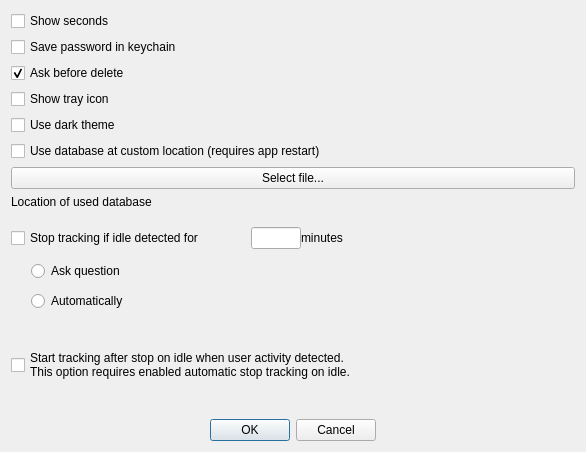
This is client/preferencesdlg.ui in dmytrobogovych/noo as Qt 5 draws it before an edit. The edited form follows.
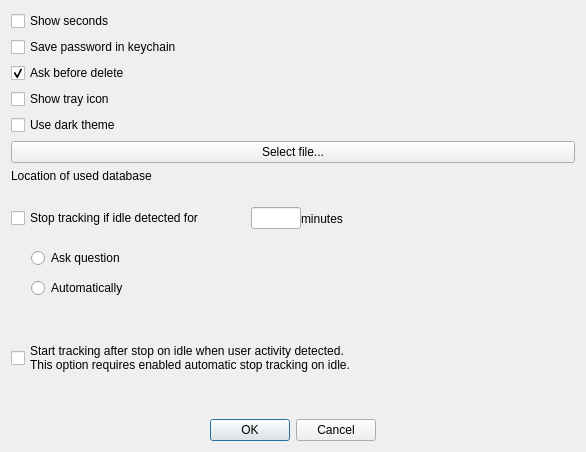
This is the edited form.

Diff of the .ui file:
```diff
--- a/client/preferencesdlg.ui
+++ b/client/preferencesdlg.ui
@@ -58,13 +58,6 @@
      </property>
     </widget>
    </item>
-   <item>
-    <widget class="QCheckBox" name="mCustomDatabaseFileCheckbox">
-     <property name="text">
-      <string>Use database at custom location (requires app restart)</string>
-     </property>
-    </widget>
-   </item>
    <item>
     <widget class="QPushButton" name="mSelectDatabaseButton">
      <property name="text">
```
